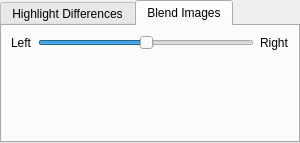
The window that src/widgets/comparison_settings.ui (saierd/photocross) describes before a commit, drawn with Qt 5.
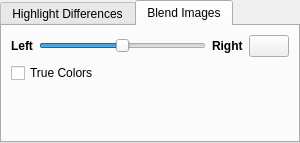
The same window after the commit. Icons and pictures are not drawn.

Commit message: Add a blending effect with false colors

The edit to the form file:
```diff
--- a/src/widgets/comparison_settings.ui
+++ b/src/widgets/comparison_settings.ui
@@ -115,7 +115,20 @@
       <attribute name="title">
        <string>Blend Images</string>
       </attribute>
-      <layout class="QGridLayout" name="gridLayout_2">
+      <layout class="QGridLayout" name="gridLayout_2" columnminimumwidth="0,1,0,0">
+       <item row="0" column="2">
+        <widget class="QLabel" name="blendRightLabel">
+         <property name="font">
+          <font>
+           <weight>75</weight>
+           <bold>true</bold>
+          </font>
+         </property>
+         <property name="text">
+          <string>Right</string>
+         </property>
+        </widget>
+       </item>
        <item row="0" column="1">
         <widget class="QSlider" name="blendPosition">
          <property name="maximum">
@@ -136,20 +149,30 @@
         </widget>
        </item>
        <item row="0" column="0">
-        <widget class="QLabel" name="label">
+        <widget class="QLabel" name="blendLeftLabel">
+         <property name="font">
+          <font>
+           <weight>75</weight>
+           <bold>true</bold>
+          </font>
+         </property>
          <property name="text">
           <string>Left</string>
          </property>
         </widget>
        </item>
-       <item row="0" column="2">
-        <widget class="QLabel" name="label_2">
-         <property name="text">
-          <string>Right</string>
+       <item row="0" column="3">
+        <widget class="QPushButton" name="resetBlendPosition">
+         <property name="toolTip">
+          <string>Reset Blending Position</string>
+         </property>
+         <property name="icon">
+          <iconset theme="undo">
+           <normaloff>.</normaloff>.</iconset>
          </property>
         </widget>
        </item>
-       <item row="1" column="0" colspan="3">
+       <item row="2" column="0" colspan="3">
         <spacer name="verticalSpacer_2">
          <property name="orientation">
           <enum>Qt::Vertical</enum>
@@ -162,6 +185,13 @@
          </property>
         </spacer>
        </item>
+       <item row="1" column="0" colspan="4">
+        <widget class="QCheckBox" name="blendTrueColors">
+         <property name="text">
+          <string>True Colors</string>
+         </property>
+        </widget>
+       </item>
       </layout>
      </widget>
     </widget>
```
The commit also changes 6 other files.
